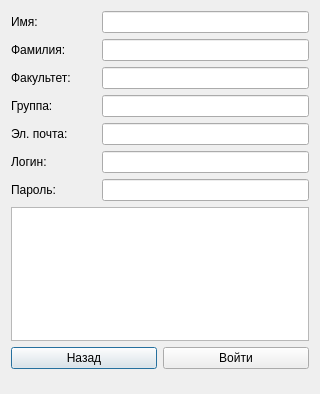
Old version of the form courseProject/register_form.ui in the repository coderDreamer/courseProject.
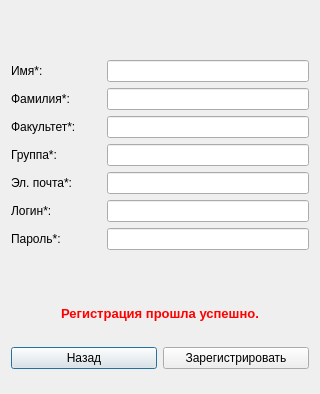
New version of the form.

```diff
--- a/courseProject/register_form.ui
+++ b/courseProject/register_form.ui
@@ -40,49 +40,49 @@
        <item>
         <widget class="QLabel" name="label">
          <property name="text">
-          <string>Имя:</string>
+          <string>Имя*:</string>
          </property>
         </widget>
        </item>
        <item>
         <widget class="QLabel" name="label_2">
          <property name="text">
-          <string>Фамилия:</string>
+          <string>Фамилия*:</string>
          </property>
         </widget>
        </item>
        <item>
         <widget class="QLabel" name="label_3">
          <property name="text">
-          <string>Факультет:</string>
+          <string>Факультет*:</string>
          </property>
         </widget>
        </item>
        <item>
         <widget class="QLabel" name="label_4">
          <property name="text">
-          <string>Группа:</string>
+          <string>Группа*:</string>
          </property>
         </widget>
        </item>
        <item>
         <widget class="QLabel" name="label_5">
          <property name="text">
-          <string>Эл. почта:</string>
+          <string>Эл. почта*:</string>
          </property>
         </widget>
        </item>
        <item>
         <widget class="QLabel" name="label_6">
          <property name="text">
-          <string>Логин:</string>
+          <string>Логин*:</string>
          </property>
         </widget>
        </item>
        <item>
         <widget class="QLabel" name="label_7">
          <property name="text">
-          <string>Пароль:</string>
+          <string>Пароль*:</string>
          </property>
         </widget>
        </item>
@@ -116,21 +116,40 @@
     </layout>
    </item>
    <item>
-    <widget class="QTextEdit" name="newEdit"/>
-   </item>
-   <item>
-    <spacer name="verticalSpacer">
+    <spacer name="spacer_del">
      <property name="orientation">
       <enum>Qt::Vertical</enum>
      </property>
      <property name="sizeHint" stdset="0">
       <size>
        <width>20</width>
-       <height>40</height>
+       <height>50</height>
       </size>
      </property>
     </spacer>
    </item>
+   <item>
+    <widget class="QLabel" name="register_label">
+     <property name="enabled">
+      <bool>false</bool>
+     </property>
+     <property name="styleSheet">
+      <string notr="true">color: red;
+font-weight: bold;
+font-size: 13px;
+margin-bottom: 20px;</string>
+     </property>
+     <property name="text">
+      <string>Регистрация прошла успешно.</string>
+     </property>
+     <property name="alignment">
+      <set>Qt::AlignCenter</set>
+     </property>
+     <property name="margin">
+      <number>0</number>
+     </property>
+    </widget>
+   </item>
    <item>
     <layout class="QHBoxLayout" name="horizontalLayout_2">
      <item>
@@ -143,7 +162,7 @@
      <item>
       <widget class="QPushButton" name="enter_button">
        <property name="text">
-        <string>Войти</string>
+        <string>Зарегистрировать</string>
        </property>
       </widget>
      </item>
```
Left out of the diff: 4 changed lines with no effect on the pictures.
